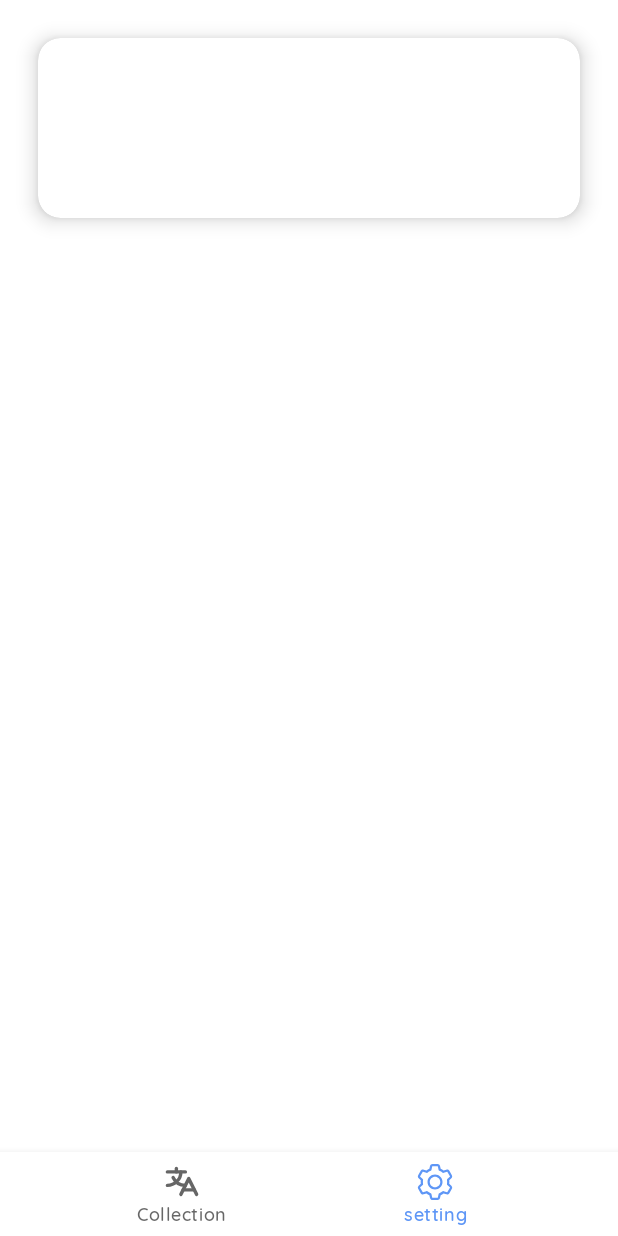
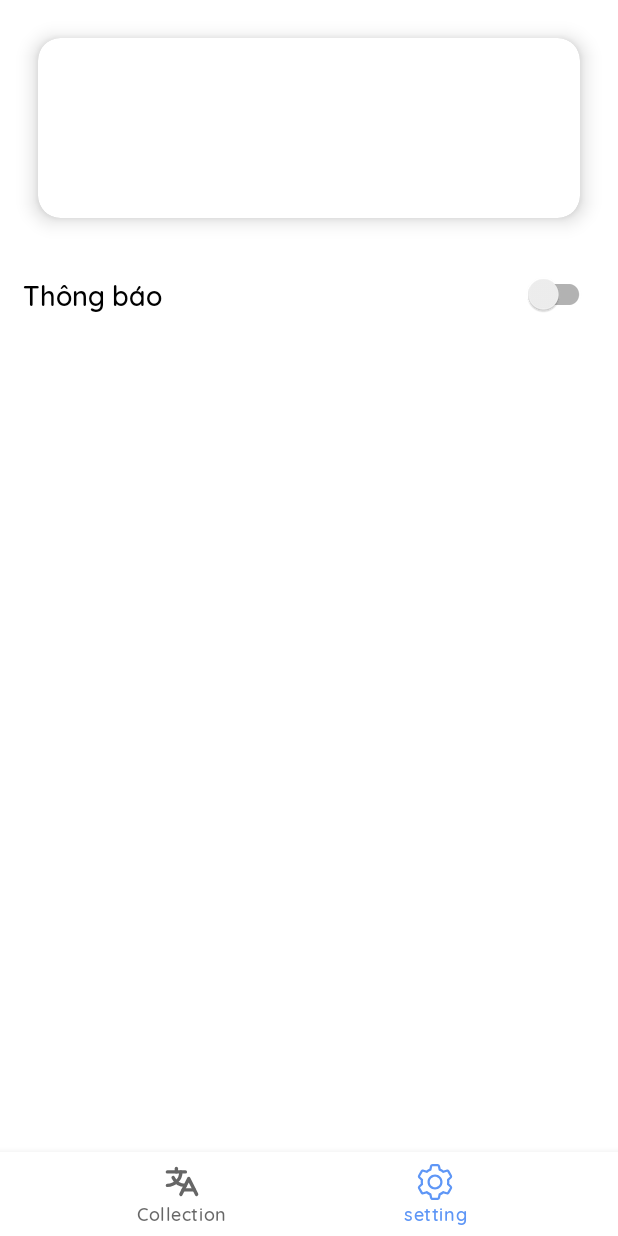
Before and after one commit to TorryDo/Transe-v1-pub-deprecated, an Android app: the SettingFragment screen opened through its navigation route, on a phone screen of 412 x 824 dp. Run offline under Robolectric (Android 15) with nearby library versions, the phone set to English and light mode, and no system bars; our stand-ins replace Dagger/Hilt's generated code, Firebase (no records; nobody signed in at launch, a user with empty details on screens opened directly), data binding, navigation-ui.

```diff
--- a/app/build.gradle
+++ b/app/build.gradle
@@ -104,10 +104,11 @@ dependencies {
     // -------------------------------- Jsoup -----------------------------------------
     implementation 'org.jsoup:jsoup:1.13.1'
 
-    // --------------------- Square: Moshi/Retrofit/Retrofit --------------------------
+    // --------------------- Square: Moshi/Retrofit/Retrofit/gson --------------------------
     implementation("com.squareup.moshi:moshi-kotlin:1.12.0")
     implementation("com.squareup.retrofit2:retrofit:2.9.0")
     implementation 'com.squareup.retrofit2:retrofit:2.9.0'
+    implementation 'com.squareup.retrofit2:converter-gson:2.9.0'
 
     // -------------------------------- Lottie ----------------------------------------
     implementation "com.airbnb.android:lottie:3.7.1"
--- a/app/src/main/java/com/torrydo/transe/dataSource/translation/SearchRepository.kt
+++ b/app/src/main/java/com/torrydo/transe/dataSource/translation/SearchRepository.kt
@@ -1,11 +1,15 @@
 package com.torrydo.transe.dataSource.translation
 
 import com.torrydo.transe.interfaces.ListResultListener
+import com.torrydo.transe.interfaces.ResultListener
 
 interface SearchRepository {
 
     fun getEnglishSource(keyWord: String, listResultListener: ListResultListener)
 
-    fun getViSource()  // not yet implemented
+    fun getImageList(keyWord: String, resultListener: ResultListener)
+
+    @Deprecated("not yet implemented")
+    fun getViSource()
 
 }
--- a/app/src/main/java/com/torrydo/transe/di/AppModule.kt
+++ b/app/src/main/java/com/torrydo/transe/di/AppModule.kt
@@ -7,6 +7,7 @@ import com.torrydo.transe.dataSource.database.local.MyRoomDatabase
 import com.torrydo.transe.dataSource.translation.SearchRepositoryImpl
 import com.torrydo.transe.dataSource.translation.eng.EngSearchImpl
 import com.torrydo.transe.dataSource.database.LocalDatabaseRepository
+import com.torrydo.transe.dataSource.image.ImageApiImpl
 import com.torrydo.transe.utils.CONSTANT
 import dagger.Module
 import dagger.Provides
@@ -24,7 +25,7 @@ object AppModule {
     @Singleton
     @Provides
     @Named(CONSTANT.appSearchRepo)
-    fun provideSearchRepository(): SearchRepository = SearchRepositoryImpl(EngSearchImpl())
+    fun provideSearchRepository(): SearchRepository = SearchRepositoryImpl(EngSearchImpl(), ImageApiImpl())
 
     @Singleton
     @Provides
--- a/app/src/main/java/com/torrydo/transe/di/ServiceModule.kt
+++ b/app/src/main/java/com/torrydo/transe/di/ServiceModule.kt
@@ -5,6 +5,7 @@ import android.content.Context
 import android.view.WindowManager
 import com.torrydo.transe.dataSource.database.LocalDatabaseRepositoryImpl
 import com.torrydo.transe.dataSource.database.local.MyRoomDatabase
+import com.torrydo.transe.dataSource.image.ImageApiImpl
 import com.torrydo.transe.dataSource.translation.SearchRepositoryImpl
 import com.torrydo.transe.dataSource.translation.eng.EngSearchImpl
 import com.torrydo.transe.utils.CONSTANT
@@ -31,7 +32,7 @@ object ServiceModule {
     @ServiceScoped
     @Provides
     @Named(CONSTANT.serviceSearchRepo)
-    fun provideSearchRepository() = SearchRepositoryImpl(EngSearchImpl())
+    fun provideSearchRepository() = SearchRepositoryImpl(EngSearchImpl(), ImageApiImpl())
 
     @ServiceScoped
     @Provides
--- a/app/src/main/java/com/torrydo/transe/ui/mainAppScreen/settingScreen/SettingFragment.kt
+++ b/app/src/main/java/com/torrydo/transe/ui/mainAppScreen/settingScreen/SettingFragment.kt
@@ -40,6 +40,15 @@ class SettingFragment : BaseFragment<SettingViewModel, FragmentSettingBinding>()
 
     private fun setup() {
 
+        // setup option notification
+        binding.settingOption1.let { option1 ->
+            option1.optionTitle.text = "Thông báo"
+            option1.optionSwitch.setOnCheckedChangeListener { compoundButton, b ->
+                if(b) viewModel.registerVocabNoti()
+                else viewModel.unregisterVocabNoti()
+            }
+        }
+
         requireActivity().window.statusBarColor =
             ContextCompat.getColor(requireContext(), R.color.theme_color)
 
--- a/app/src/main/java/com/torrydo/transe/ui/mainAppScreen/settingScreen/SettingViewModel.kt
+++ b/app/src/main/java/com/torrydo/transe/ui/mainAppScreen/settingScreen/SettingViewModel.kt
@@ -2,17 +2,22 @@ package com.torrydo.transe.ui.mainAppScreen.settingScreen
 
 import androidx.lifecycle.MutableLiveData
 import androidx.lifecycle.ViewModel
+import androidx.work.OneTimeWorkRequestBuilder
+import androidx.work.WorkManager
 import com.torrydo.transe.dataSource.auth.AuthenticationMethod
 import com.torrydo.transe.dataSource.auth.models.UserAccountInfo
 import com.torrydo.transe.utils.CONSTANT
+import com.torrydo.transe.utils.worker.NotificationWorker
 import dagger.hilt.android.lifecycle.HiltViewModel
+import java.util.concurrent.TimeUnit
 import javax.inject.Inject
 import javax.inject.Named
 
 @HiltViewModel
 @Named(CONSTANT.viewModelModule)
 class SettingViewModel @Inject constructor(
-    @Named(CONSTANT.viewModelAuth) val authenticationMethod: AuthenticationMethod
+    @Named(CONSTANT.viewModelAuth) val authenticationMethod: AuthenticationMethod,
+    @Named(CONSTANT.viewModelNotificationWorker) val notiWorkManager: WorkManager
 ) : ViewModel() {
 
     private val TAG = "_TAG_SettingViewModel"
@@ -30,4 +35,18 @@ class SettingViewModel @Inject constructor(
     fun updateUserAccount() {
         userAccount.value = authenticationMethod.getUserAccountInfo()
     }
+
+    val TAG_NOTI_WORKER = "tagNotiWorker"
+    fun registerVocabNoti() {
+        val workRequest = OneTimeWorkRequestBuilder<NotificationWorker>()
+            .setInitialDelay(10, TimeUnit.SECONDS)
+            .addTag(TAG_NOTI_WORKER)
+            .build()
+
+        notiWorkManager.enqueue(workRequest)
+    }
+    fun unregisterVocabNoti(){
+        notiWorkManager.cancelAllWorkByTag(TAG_NOTI_WORKER)
+    }
+
 }
--- a/app/src/main/java/com/torrydo/transe/utils/CONSTANT.kt
+++ b/app/src/main/java/com/torrydo/transe/utils/CONSTANT.kt
@@ -4,6 +4,8 @@ import com.squareup.moshi.Moshi
 import com.squareup.moshi.kotlin.reflect.KotlinJsonAdapterFactory
 
 object CONSTANT {
+
+    const val PIXABAY_KEY = "19486905-b9e17d4e6d0dd6b4a1e5a0c82"
 
     var KeyWord_Holder = ""
 
@@ -47,5 +49,6 @@ object CONSTANT {
     const val viewModelLocalDB = "viewModelLocalDbRepo"
     const val viewModelAuth = "viewModelAuth"
     const val viewModelRemoteDB = "viewModelRemoteDB"
+    const val viewModelNotificationWorker = "viewModelNotiWorker"
 
 }
--- a/app/src/main/java/com/torrydo/transe/utils/notification/NotificationHelper.kt
+++ b/app/src/main/java/com/torrydo/transe/utils/notification/NotificationHelper.kt
@@ -9,7 +9,6 @@ import androidx.core.app.NotificationManagerCompat
 class NotificationHelper(
     private val context: Context
 ) {
-
 
     fun showNotification(noti : Noti){
 
--- a/app/src/main/res/layout/fragment_setting.xml
+++ b/app/src/main/res/layout/fragment_setting.xml
@@ -37,10 +37,11 @@
 
                 <TextView
                     android:id="@+id/settingName"
-                    android:layout_width="wrap_content"
+                    android:layout_width="0dp"
                     android:layout_height="wrap_content"
                     android:layout_margin="@dimen/margin_medium"
                     android:text="@{viewModel.userAccount.name}"
+                    android:gravity="start"
                     android:textSize="@dimen/text_big"
                     app:layout_constraintStart_toStartOf="parent"
                     app:layout_constraintEnd_toEndOf="parent"
@@ -48,12 +49,12 @@
 
                 <TextView
                     android:id="@+id/settingEmail"
-                    android:layout_width="wrap_content"
+                    android:layout_width="0dp"
                     android:layout_height="wrap_content"
 
                     android:text="@{viewModel.userAccount.email}"
                     android:textSize="@dimen/text_big"
-                    android:layout_marginTop="@dimen/margin_medium"
+                    android:layout_margin="@dimen/margin_medium"
 
                     app:layout_constraintEnd_toEndOf="parent"
                     app:layout_constraintStart_toStartOf="parent"
@@ -65,5 +66,16 @@
         </com.google.android.material.card.MaterialCardView>
 
 
+        <include
+            android:id="@+id/settingOption1"
+            layout="@layout/setting_option"
+            android:layout_width="match_parent"
+            android:layout_height="70dp"
+
+            android:layout_marginTop="@dimen/margin_medium"
+
+            app:layout_constraintTop_toBottomOf="@id/settingCard"
+            />
+
     </androidx.constraintlayout.widget.ConstraintLayout>
 </layout>
--- /dev/null
+++ b/app/src/main/res/layout/setting_option.xml
@@ -0,0 +1,36 @@
+<?xml version="1.0" encoding="utf-8"?>
+<androidx.constraintlayout.widget.ConstraintLayout xmlns:android="http://schemas.android.com/apk/res/android"
+    android:layout_width="match_parent"
+    android:layout_height="match_parent"
+    xmlns:app="http://schemas.android.com/apk/res-auto">
+
+    <TextView
+        android:id="@+id/optionTitle"
+        android:layout_width="0dp"
+        android:layout_height="wrap_content"
+
+        android:text="place holder"
+        android:layout_marginHorizontal="@dimen/margin_medium"
+        android:textSize="@dimen/text_big"
+        android:textColor="@color/text_color"
+
+        app:layout_constraintTop_toTopOf="parent"
+        app:layout_constraintBottom_toBottomOf="parent"
+        app:layout_constraintStart_toStartOf="parent"
+        app:layout_constraintEnd_toStartOf="@id/optionSwitch"
+        />
+
+    <androidx.appcompat.widget.SwitchCompat
+        android:id="@+id/optionSwitch"
+        android:layout_width="wrap_content"
+        android:layout_height="wrap_content"
+
+        android:layout_marginEnd="@dimen/margin_medium"
+
+        app:layout_constraintTop_toTopOf="parent"
+        app:layout_constraintBottom_toBottomOf="parent"
+        app:layout_constraintStart_toEndOf="@id/optionTitle"
+        app:layout_constraintEnd_toEndOf="parent"
+        />
+
+</androidx.constraintlayout.widget.ConstraintLayout>
```
Also changed, not shown: app/src/main/java/com/torrydo/transe/dataSource/image/ImageApi.kt (+9 -2 lines), app/src/main/java/com/torrydo/transe/dataSource/image/ImageApiImpl.kt (added, +21 -0 lines), app/src/main/java/com/torrydo/transe/dataSource/image/model/Hit.kt (added, +26 -0 lines), app/src/main/java/com/torrydo/transe/dataSource/image/model/ImageApiModel.kt (added, +7 -0 lines), app/src/main/java/com/torrydo/transe/dataSource/translation/SearchRepositoryImpl.kt (+32 -0 lines), app/src/main/java/com/torrydo/transe/di/ViewModelModule.kt (+8 -1 lines), app/src/main/java/com/torrydo/transe/ui/mainAppScreen/vocabCollectionScreen/VocabCollectionFragment.kt (+5 -3 lines), app/src/main/java/com/torrydo/transe/utils/worker/NotificationWorker.kt (+24 -0 lines), app/src/main/java/com/torrydo/transe/views/launcherScreen/TransView.kt (+12 -1 lines).
